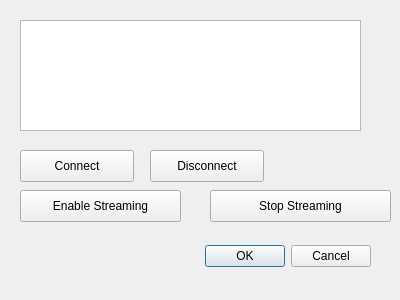
First picture: the form in 6DOFEngineeringScreen/imudialog.ui, repository dsc0003/6DOFC, before the edit.
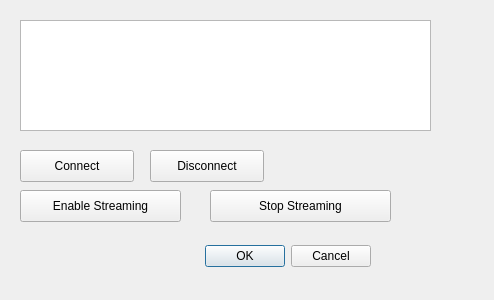
Second picture: the form after the edit.

Diff of the .ui file:
```diff
--- a/6DOFEngineeringScreen/imudialog.ui
+++ b/6DOFEngineeringScreen/imudialog.ui
@@ -6,7 +6,7 @@
    <rect>
     <x>0</x>
     <y>0</y>
-    <width>400</width>
+    <width>494</width>
     <height>300</height>
    </rect>
   </property>
@@ -34,7 +34,7 @@
     <rect>
      <x>20</x>
      <y>20</y>
-     <width>341</width>
+     <width>411</width>
      <height>111</height>
     </rect>
    </property>
```
